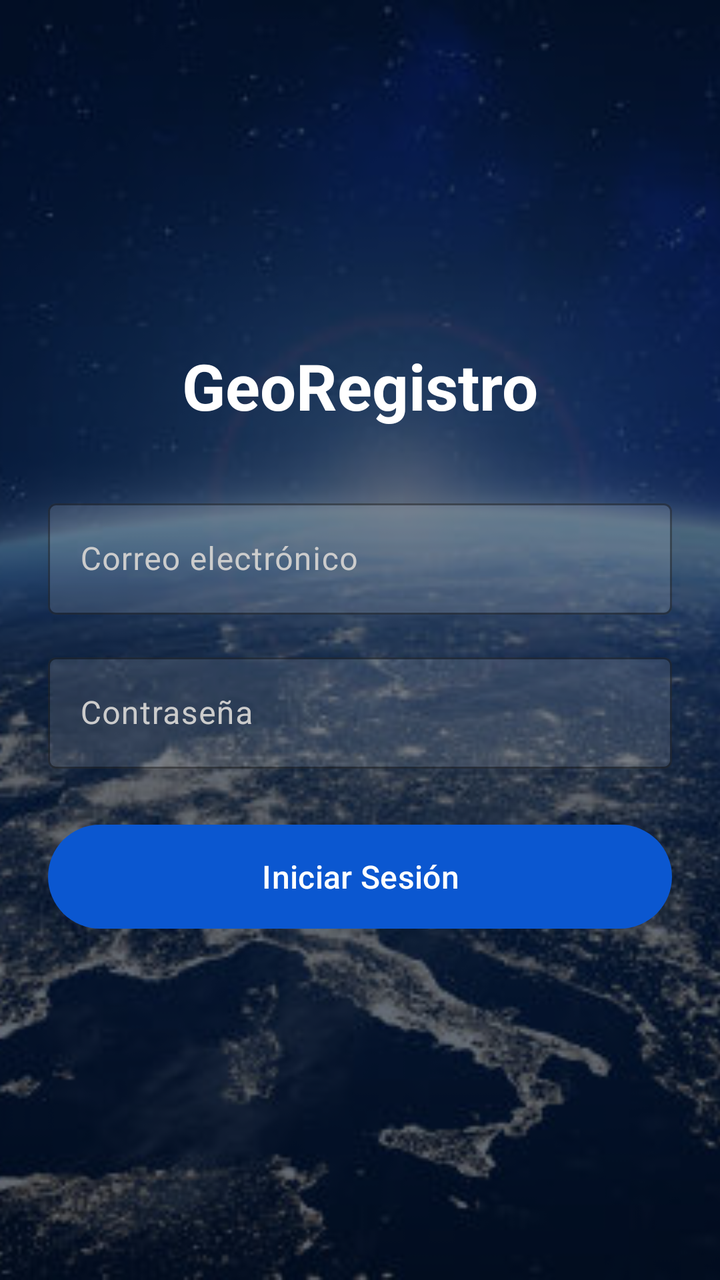
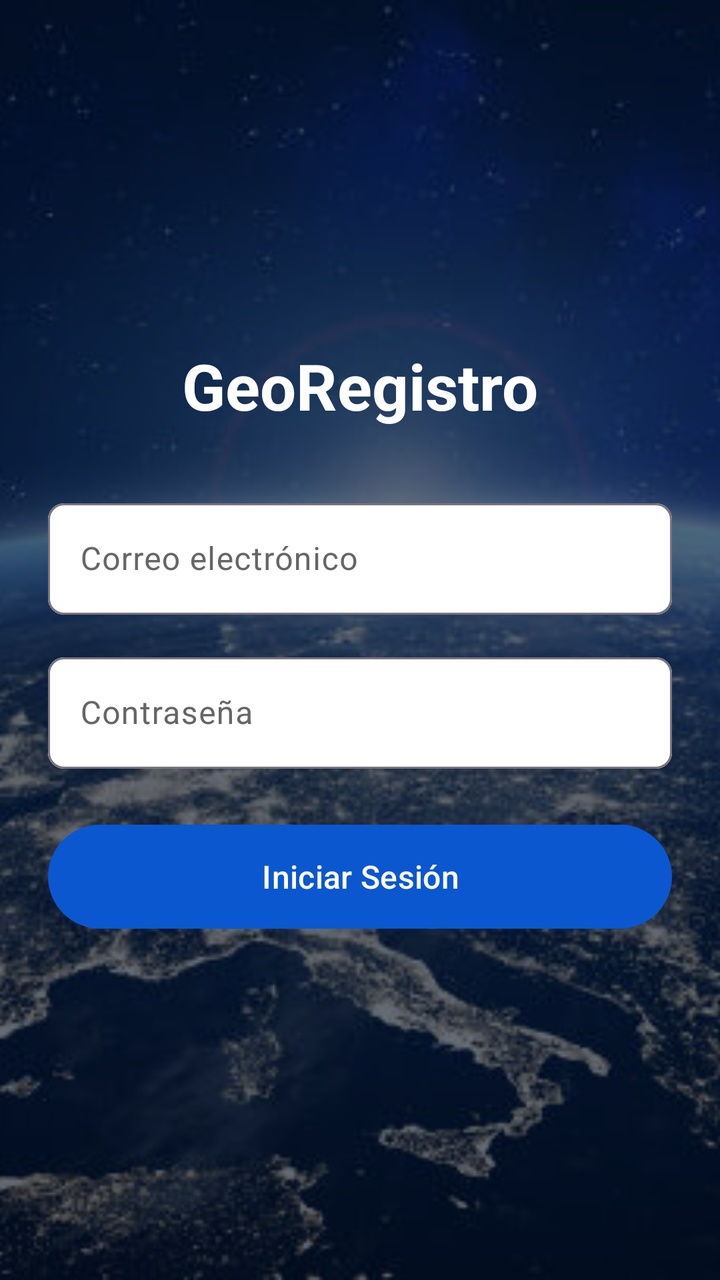

The first picture is an Android layout as it rendered before a commit; the second is the same layout after the commit. The layout source and the unified diff follow.
<!-- AndroidManifest.xml: application theme Theme.GeoRegristro -->
<!-- res/layout/activity_main.xml -->
<?xml version="1.0" encoding="utf-8"?>
<FrameLayout xmlns:android="http://schemas.android.com/apk/res/android"
    xmlns:app="http://schemas.android.com/apk/res-auto"
    android:layout_width="match_parent"
    android:layout_height="match_parent">

    
    <ImageView
        android:layout_width="match_parent"
        android:layout_height="match_parent"
        android:src="@drawable/tierra"
        android:scaleType="centerCrop"
        android:importantForAccessibility="no" />

    
    <View
        android:layout_width="match_parent"
        android:layout_height="match_parent"
        android:background="#9900122A" />

    <LinearLayout
        android:layout_width="match_parent"
        android:layout_height="match_parent"
        android:gravity="center"
        android:orientation="vertical"
        android:padding="24dp">

        <TextView
            android:layout_width="wrap_content"
            android:layout_height="wrap_content"
            android:text="GeoRegistro"
            android:textSize="32sp"
            android:textStyle="bold"
            android:textColor="#FFFFFF"
            android:layout_marginBottom="32dp" />

        <com.google.android.material.textfield.TextInputLayout
            android:layout_width="match_parent"
            android:layout_height="wrap_content"
            android:hint="Correo electrónico"
            android:textColorHint="#CCCCCC"
            app:boxBackgroundColor="#20FFFFFF"
            app:boxStrokeColor="#FFFFFF"
            app:hintTextColor="#FFFFFF"
            android:layout_marginBottom="16dp">

            <com.google.android.material.textfield.TextInputEditText
                android:id="@+id/etEmail"
                android:layout_width="match_parent"
                android:layout_height="wrap_content"
                android:textColor="#FFFFFF"
                android:inputType="textEmailAddress" />
        </com.google.android.material.textfield.TextInputLayout>

        <com.google.android.material.textfield.TextInputLayout
            android:layout_width="match_parent"
            android:layout_height="wrap_content"
            android:hint="Contraseña"
            android:textColorHint="#CCCCCC"
            app:boxBackgroundColor="#20FFFFFF"
            app:boxStrokeColor="#FFFFFF"
            app:hintTextColor="#FFFFFF"
            android:layout_marginBottom="24dp">

            <com.google.android.material.textfield.TextInputEditText
                android:id="@+id/etPassword"
                android:layout_width="match_parent"
                android:layout_height="wrap_content"
                android:textColor="#FFFFFF"
                android:inputType="textPassword" />
        </com.google.android.material.textfield.TextInputLayout>

        <Button
            android:id="@+id/btnLogin"
            android:layout_width="match_parent"
            android:layout_height="60dp"
            android:text="Iniciar Sesión"
            android:textSize="16sp" />

    </LinearLayout>
</FrameLayout>
<!-- resources referenced by this layout -->
<resources>
  <!-- drawable tierra: jpg bitmap (drawable, 47037 bytes) -->
  <style name="Theme.GeoRegristro" parent="Base.Theme.GeoRegristro" />
  <style name="Base.Theme.GeoRegristro" parent="Theme.Material3.DayNight.NoActionBar">
          
          <item name="colorPrimary">@color/earth_blue_primary</item>
          <item name="colorOnPrimary">@color/earth_blue_on_primary</item>
          <item name="colorPrimaryContainer">@color/earth_blue_container</item>
          <item name="colorOnPrimaryContainer">@color/earth_blue_on_container</item>
          <item name="colorSecondary">@color/earth_cyan_secondary</item>
          <item name="colorSecondaryContainer">@color/earth_cyan_container</item>
          <item name="android:statusBarColor">@color/earth_blue_primary</item>
      </style>
  <color name="earth_blue_primary">#0B57D0</color>
  <color name="earth_blue_on_primary">#FFFFFF</color>
  <color name="earth_blue_container">#D3E3FD</color>
  <color name="earth_blue_on_container">#041E49</color>
  <color name="earth_cyan_secondary">#006874</color>
  <color name="earth_cyan_container">#97F0FF</color>
</resources>

<!-- the commit's change to res/layout/activity_main.xml (unified diff, before → after) -->
@@ -38,17 +38,21 @@
             android:layout_width="match_parent"
             android:layout_height="wrap_content"
             android:hint="Correo electrónico"
-            android:textColorHint="#CCCCCC"
-            app:boxBackgroundColor="#20FFFFFF"
-            app:boxStrokeColor="#FFFFFF"
-            app:hintTextColor="#FFFFFF"
+            android:textColorHint="#666666"
+            app:hintTextColor="#0B57D0"
+            app:boxBackgroundColor="#FFFFFF"
+            app:boxCornerRadiusTopStart="8dp"
+            app:boxCornerRadiusTopEnd="8dp"
+            app:boxCornerRadiusBottomStart="8dp"
+            app:boxCornerRadiusBottomEnd="8dp"
             android:layout_marginBottom="16dp">
 
             <com.google.android.material.textfield.TextInputEditText
                 android:id="@+id/etEmail"
                 android:layout_width="match_parent"
                 android:layout_height="wrap_content"
-                android:textColor="#FFFFFF"
+                android:textColor="#000000"
+                android:textSize="16sp"
                 android:inputType="textEmailAddress" />
         </com.google.android.material.textfield.TextInputLayout>
 
@@ -56,17 +60,21 @@
             android:layout_width="match_parent"
             android:layout_height="wrap_content"
             android:hint="Contraseña"
-            android:textColorHint="#CCCCCC"
-            app:boxBackgroundColor="#20FFFFFF"
-            app:boxStrokeColor="#FFFFFF"
-            app:hintTextColor="#FFFFFF"
+            android:textColorHint="#666666"
+            app:hintTextColor="#0B57D0"
+            app:boxBackgroundColor="#FFFFFF"
+            app:boxCornerRadiusTopStart="8dp"
+            app:boxCornerRadiusTopEnd="8dp"
+            app:boxCornerRadiusBottomStart="8dp"
+            app:boxCornerRadiusBottomEnd="8dp"
             android:layout_marginBottom="24dp">
 
             <com.google.android.material.textfield.TextInputEditText
                 android:id="@+id/etPassword"
                 android:layout_width="match_parent"
                 android:layout_height="wrap_content"
-                android:textColor="#FFFFFF"
+                android:textColor="#000000"
+                android:textSize="16sp"
                 android:inputType="textPassword" />
         </com.google.android.material.textfield.TextInputLayout>
 
